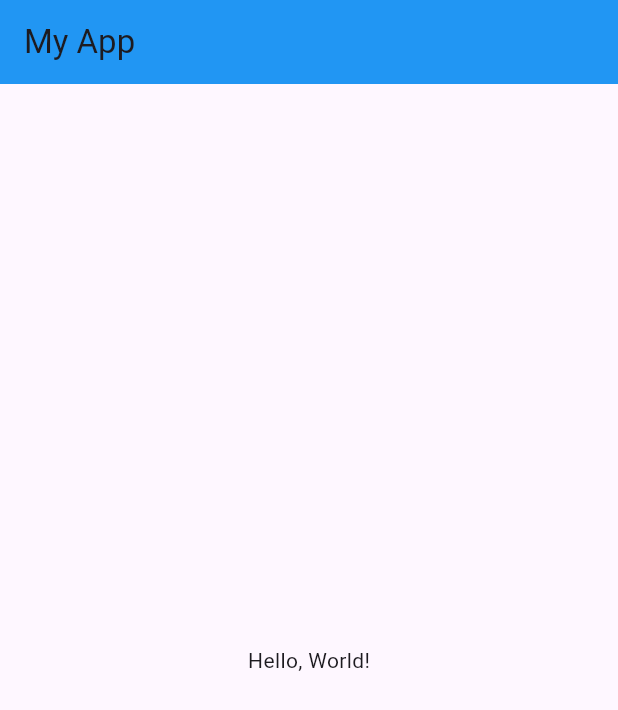
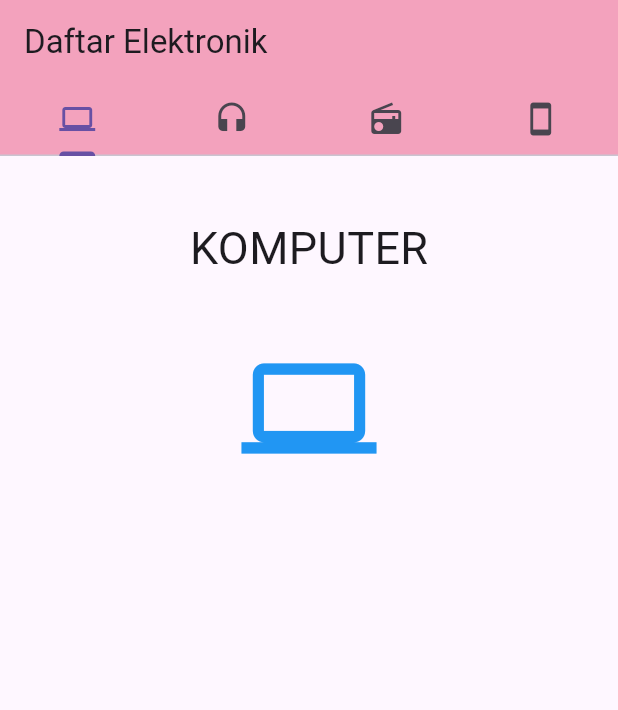
Before and after one commit to JABRIKASOMETHINK/FlutterIntro, a Flutter app: the screen it shows after launch, on a phone screen of 412 x 824 dp. Shown: the top 710 px of the screen. Run offline on Flutter 3.47's test engine with Material 3 defaults, Android fonts, the phone set to English and light mode, and no system bars.

Commit message:
first commit

```diff
--- /dev/null
+++ b/lib/hal_komputer.dart
@@ -0,0 +1,30 @@
+import 'package:flutter/material.dart';
+
+class Komputer extends StatelessWidget {
+  @override
+  Widget build(BuildContext context) {
+    return new Container(
+      child: new Center(
+        child: new Column(
+          children: <Widget>[
+            new Padding(
+              padding: new EdgeInsets.all(20.0),
+            ),
+            new Text(
+              "KOMPUTER",
+              style: new TextStyle(fontSize: 30.0),
+            ),
+            new Padding(
+              padding: new EdgeInsets.all(20.0),
+            ),
+            new Icon(
+              Icons.computer,
+              size: 90.0,
+              color: Colors.blue,
+            )
+          ],
+        ),
+      ),
+    );
+  }
+}
--- a/lib/main.dart
+++ b/lib/main.dart
@@ -1,24 +1,62 @@
 import 'package:flutter/material.dart';
 
+import './hal_komputer.dart' as komputer;
+import './hal_radio.dart' as radio;
+import './hal_headset.dart' as headset;
+import './hal_smartphone.dart' as hp;
 void main() {
-  runApp(
-    MaterialApp(
-      home: MyApp(),
-    ), //Material App
-  );
+  runApp(new MaterialApp(
+    title: "Tab Bar",
+    home: new Home(),
+  ));
 }
 
-class MyApp extends StatelessWidget {
+class Home extends StatefulWidget {
+  @override
+  _HomeState createState() => new _HomeState();
+}
+
+class _HomeState extends State<Home> with SingleTickerProviderStateMixin {
+late TabController controller;
+
+  @override
+  void initState() {
+    controller = new TabController(vsync: this, length: 4);
+    super.initState();
+  }
+
+  @override
+  void dispose() {
+    controller.dispose();
+    super.dispose();
+  }
+
   @override
   Widget build(BuildContext context) {
-    return Scaffold(
-      appBar: AppBar(
-        title: Text('My App'),
-        backgroundColor: Colors.blue,
-      ), // AppBar
-      body: Center(
-        child: Text('Hello, World!'),
-      ), // Center
-    ); // Scaffold
+    return new Scaffold(
+      appBar: new AppBar(
+        backgroundColor: const Color.fromARGB(255, 243, 162, 189),
+        title: new Text("Daftar Elektronik"),
+        bottom: new TabBar(
+          controller: controller,
+          tabs: <Widget>[
+            new Tab(icon: new Icon(Icons.computer),),
+            new Tab(icon: new Icon(Icons.headset),),
+            new Tab(icon: new Icon(Icons.radio),),
+            new Tab(icon: new Icon(Icons.smartphone),),
+          ],
+        ),
+      ),
+
+      body: new TabBarView(
+        controller: controller,
+        children: <Widget>[
+          new komputer.Komputer(),
+          new headset.Headset(),
+          new radio.Radio(),
+          new hp.Smartphone()
+        ],
+      )
+    );
   }
 }
```
Also changed, not shown: lib/hal_headset.dart (added, +29 -0 lines), lib/hal_radio.dart (added, +29 -0 lines), lib/hal_smartphone.dart (added, +29 -0 lines).
